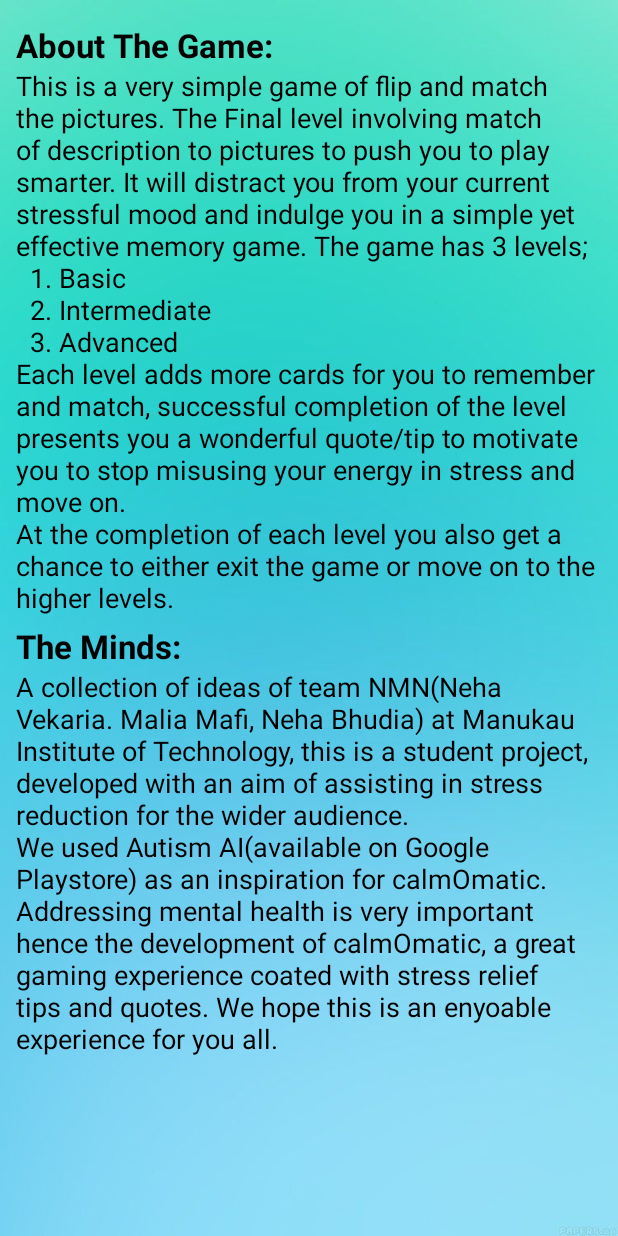
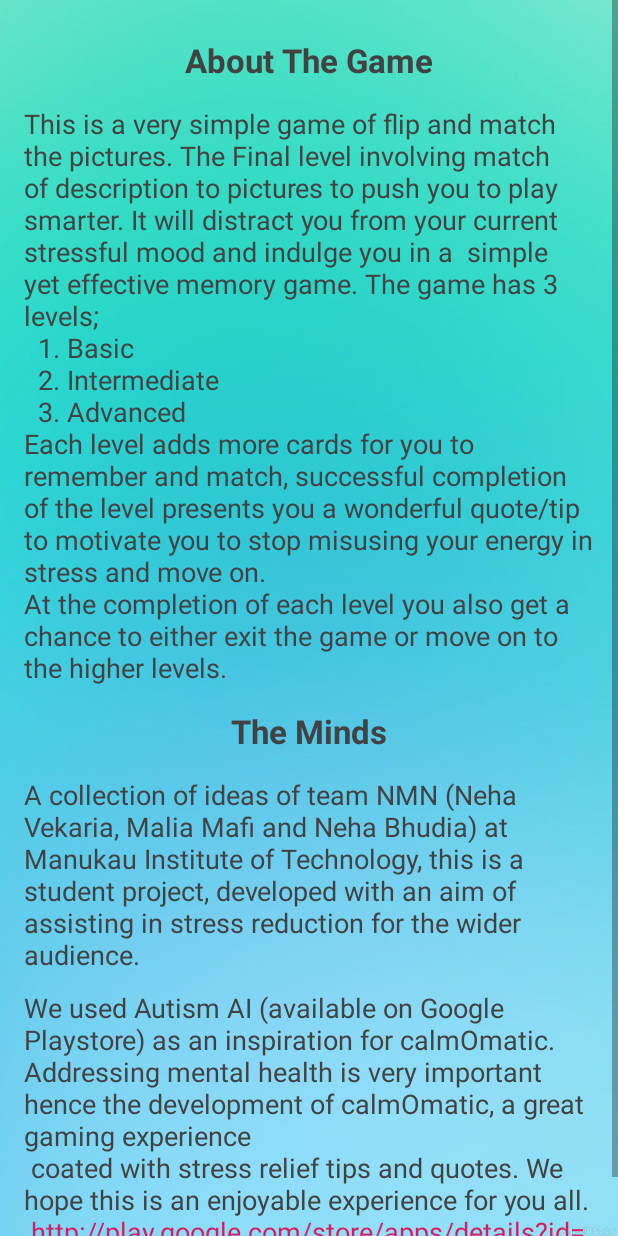
Before and after one commit to NGV03/Stress-app, an Android app: the Information screen opened directly, with no data from a screen before it, on a phone screen of 412 x 824 dp. Run offline under Robolectric (Android 15) with nearby library versions, the phone set to English and light mode, and no system bars.

Commit message:
Info page updated

```diff
--- a/app/src/main/res/layout/activity_information.xml
+++ b/app/src/main/res/layout/activity_information.xml
@@ -1,8 +1,6 @@
 <?xml version="1.0" encoding="utf-8"?>
 <ScrollView
         xmlns:android="http://schemas.android.com/apk/res/android"
-        xmlns:app="http://schemas.android.com/apk/res-auto"
-        xmlns:tools="http://schemas.android.com/tools"
         android:layout_width="match_parent"
         android:layout_height="match_parent"
         android:background="@drawable/background"
@@ -10,48 +8,69 @@
 
     <LinearLayout
         android:layout_width="match_parent"
-        android:layout_height="wrap_content"
+        android:layout_height="match_parent"
         android:orientation="vertical"
         android:padding="5dp"
         android:layout_marginTop="10dp"
         android:layout_marginRight="5dp"
         android:layout_marginLeft="5dp"
-        android:layout_marginBottom="10dp">
+        android:layout_marginBottom="10dp"
+        android:gravity= "center_horizontal">
 
             <TextView
                 android:id="@+id/text1"
                 android:textSize="22sp"
-                android:textColor="#000000"
-                android:text="About The Game:"
+                android:textColor="@color/cardview_dark_background"
+                android:text="About The Game"
                 android:textStyle="bold"
                 android:layout_width="wrap_content"
-                android:layout_height="wrap_content"/>
+                android:layout_height="wrap_content"
+                android:layout_margin="10dp"
+               />
 
             <TextView
                 android:layout_alignBottom="@+id/text1"
+                android:textColor="@color/cardview_dark_background"
                 android:layout_width="match_parent"
                 android:layout_height="wrap_content"
+                android:layout_margin="5dp"
                 android:textSize="18sp"
-                android:textColor="#000000"
-                android:text="This is a very simple game of flip and match the pictures. The Final level involving match of description to pictures to push you to play smarter. It will distract you from your current stressful mood and indulge you in a simple yet effective memory game. The game has 3 levels; \n
- 1. Basic\n  2. Intermediate \n  3. Advanced \nEach level adds more cards for you to remember and match, successful completion of the level presents you a wonderful quote/tip to motivate you to stop misusing your energy in stress and move on. \nAt the completion of each level you also get a chance to either exit the game or move on to the higher levels."
-                />
+                android:text="This is a very simple game of flip and match the pictures. The Final level involving match of description
+to pictures to push you to play smarter. It will distract you from your current stressful mood and indulge you in a
+ simple yet effective memory game. The game has 3 levels; \n  1. Basic \n  2. Intermediate \n  3. Advanced \nEach level adds more cards for you to remember and match, successful completion of the level presents you a wonderful quote/tip to motivate you to stop misusing your energy in stress and move on. \nAt the completion of each level you also get a chance
+to either exit the game or move on to the higher levels." />
 
         <TextView
             android:textSize="22sp"
-            android:textColor="#000000"
-            android:text="The Minds:"
+            android:textColor="@color/cardview_dark_background"
+            android:text="The Minds"
+            android:layout_margin="10dp"
+            android:textAlignment="center"
             android:layout_width="wrap_content"
             android:layout_height="wrap_content"
-            android:layout_marginTop="5dp"
-            android:textStyle="bold"/>
+            android:textStyle="bold"
+            android:gravity= "center_horizontal"/>
         <TextView
             android:layout_width="match_parent"
             android:layout_height="wrap_content"
+            android:layout_margin="5dp"
+            android:layout_marginBottom="20dp"
             android:textSize="18sp"
-            android:textColor="#000000"
-            android:text="A collection of ideas of team NMN(Neha Vekaria. Malia Mafi, Neha Bhudia) at Manukau Institute of Technology, this is a student project, developed with an aim of assisting in stress reduction for the wider audience. \nWe used Autism AI(available on Google Playstore) as an inspiration for calmOmatic. Addressing mental health is very important hence the development of calmOmatic, a great gaming experience coated with stress relief tips and quotes. We hope this is an enyoable experience for you all."
-            />
+            android:textColor="@color/cardview_dark_background"
+            android:text="A collection of ideas of team NMN (Neha Vekaria, Malia Mafi and Neha Bhudia) at Manukau Institute of
+Technology, this is a student project, developed with an aim of assisting in stress reduction for the wider audience.
+             "/>
+
+        <TextView
+            android:layout_width="match_parent"
+            android:layout_height="wrap_content"
+            android:layout_margin="5dp"
+            android:layout_marginBottom="20dp"
+            android:textSize="18sp"
+            android:textColor="@color/cardview_dark_background"
+            android:text="@string/autism"
+            android:autoLink="all"
+            android:linksClickable="true"/>
 
     </LinearLayout>
 </ScrollView>
--- a/app/src/main/res/values/strings.xml
+++ b/app/src/main/res/values/strings.xml
@@ -6,4 +6,6 @@
     <string name="stringSoftPiano">Soft Piano</string>
     <string name="stringRelaxingMusic">Relaxing Music</string>
     <string name="stringTuneMusic">Tune Music</string>
+
+    <string name="autism">We used Autism AI (available on Google Playstore) as an inspiration for calmOmatic. Addressing mental health is very important hence the development of calmOmatic, a great gaming experience \n coated with stress relief tips and quotes. We hope this is an enjoyable experience for you all.\n" <a href="http://play.google.com/store/apps/details?id=com.rezanet.intelligentasdscreener">http://play.google.com/store/apps/details?id=com.rezanet.intelligentasdscreener</a></string>
 </resources>
```
